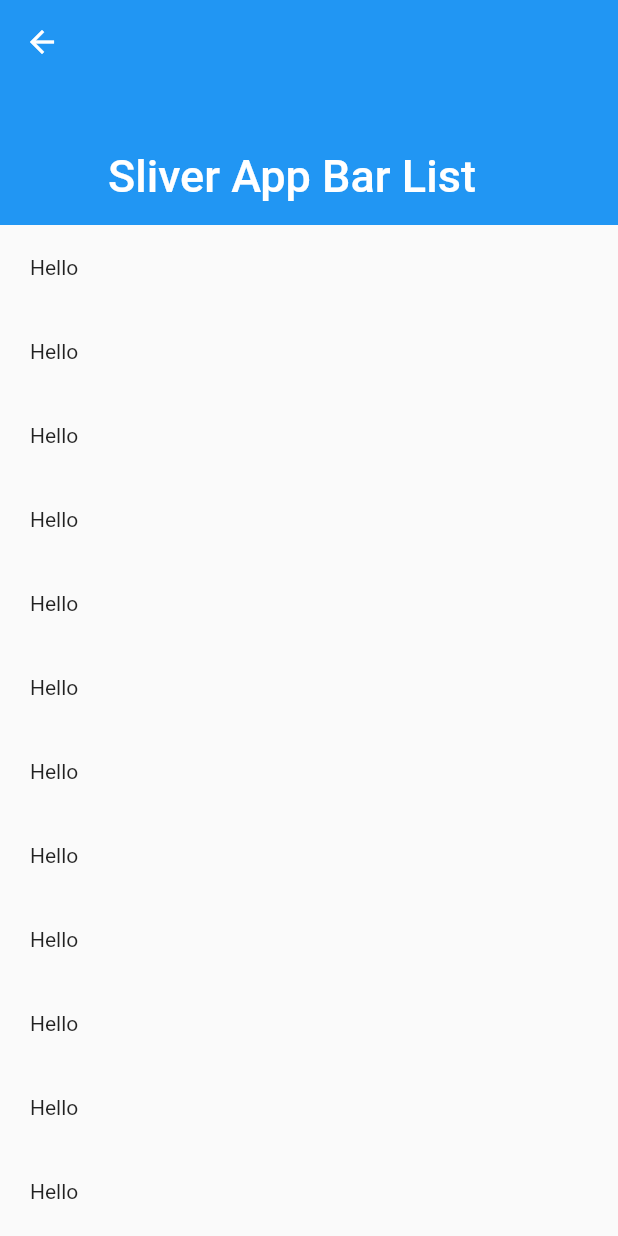
After one commit to ajayy004/hello-flutter, a Flutter app: the IdeaSliverAppBar screen opened directly, on a phone screen of 412 x 824 dp. The commit adds this screen. Run offline on Flutter 3.47's test engine with Material 2 defaults, Android fonts, the phone set to English and light mode, and no system bars; our stand-ins replace shared_preferences; accounts and stored records are empty.

Commit message:
added sliver app bar

```diff
--- a/flutter/ideas/lib/home.dart
+++ b/flutter/ideas/lib/home.dart
@@ -1,6 +1,7 @@
 import 'package:flutter/material.dart';
 
 import './widgets/safe_area.dart';
+import './widgets/sliver_app_bar.dart';
 
 class Home extends StatelessWidget {
   @override
@@ -36,6 +37,17 @@ class Home extends StatelessWidget {
                 );
               },
             ),
+            ListTile(
+              title: Text('SliverAppBar'),
+              onTap: () {
+                Navigator.push(
+                  context,
+                  MaterialPageRoute(
+                    builder: (context) => IdeaSliverAppBar(),
+                  ),
+                );
+              },
+            ),
           ],
         ),
       ),
--- a/flutter/ideas/lib/widgets/safe_area.dart
+++ b/flutter/ideas/lib/widgets/safe_area.dart
@@ -1,5 +1,4 @@
 import 'package:flutter/material.dart';
-import 'package:matcher/matcher.dart';
 
 class IdeaSafeArea extends StatefulWidget {
   @override
@@ -15,6 +14,9 @@ class _IdeaSafeAreaState extends State<IdeaSafeArea> {
   @override
   Widget build(BuildContext context) {
     return Scaffold(
+      appBar: AppBar(
+        title: Text('SafeArea'),
+      ),
       body: SafeArea(
         top: _top,
         left: _left,
--- /dev/null
+++ b/flutter/ideas/lib/widgets/sliver_app_bar.dart
@@ -0,0 +1,92 @@
+import 'package:flutter/material.dart';
+
+class IdeaSliverAppBar extends StatelessWidget {
+  @override
+  Widget build(BuildContext context) {
+    return Scaffold(
+      body: CustomScrollView(
+        slivers: <Widget>[
+          SliverAppBar(
+            expandedHeight: 150.0,
+            pinned: true,
+            flexibleSpace: const FlexibleSpaceBar(
+              title: Text('Sliver App Bar List'),
+            ),
+          ),
+          SliverList(
+            delegate: SliverChildListDelegate([
+              Padding(
+                padding: const EdgeInsets.all(20),
+                child: Text("Hello"),
+              ),
+              Padding(
+                padding: const EdgeInsets.all(20),
+                child: Text("Hello"),
+              ),
+              Padding(
+                padding: const EdgeInsets.all(20),
+                child: Text("Hello"),
+              ),
+              Padding(
+                padding: const EdgeInsets.all(20),
+                child: Text("Hello"),
+              ),
+              Padding(
+                padding: const EdgeInsets.all(20),
+                child: Text("Hello"),
+              ),
+              Padding(
+                padding: const EdgeInsets.all(20),
+                child: Text("Hello"),
+              ),
+              Padding(
+                padding: const EdgeInsets.all(20),
+                child: Text("Hello"),
+              ),
+              Padding(
+                padding: const EdgeInsets.all(20),
+                child: Text("Hello"),
+              ),
+              Padding(
+                padding: const EdgeInsets.all(20),
+                child: Text("Hello"),
+              ),
+              Padding(
+                padding: const EdgeInsets.all(20),
+                child: Text("Hello"),
+              ),
+              Padding(
+                padding: const EdgeInsets.all(20),
+                child: Text("Hello"),
+              ),
+              Padding(
+                padding: const EdgeInsets.all(20),
+                child: Text("Hello"),
+              ),
+              Padding(
+                padding: const EdgeInsets.all(20),
+                child: Text("Hello"),
+              ),
+              Padding(
+                padding: const EdgeInsets.all(20),
+                child: Text("Hello"),
+              ),
+              Padding(
+                padding: const EdgeInsets.all(20),
+                child: Text("Hello"),
+              ),
+              Padding(
+                padding: const EdgeInsets.all(20),
+                child: Text("Hello"),
+              ),
+              Padding(
+                padding: const EdgeInsets.all(20),
+                child: Text("Hello"),
+              ),
+            ]),
+          )
+        ],
+      ),
+    );
+  }
+}
```
